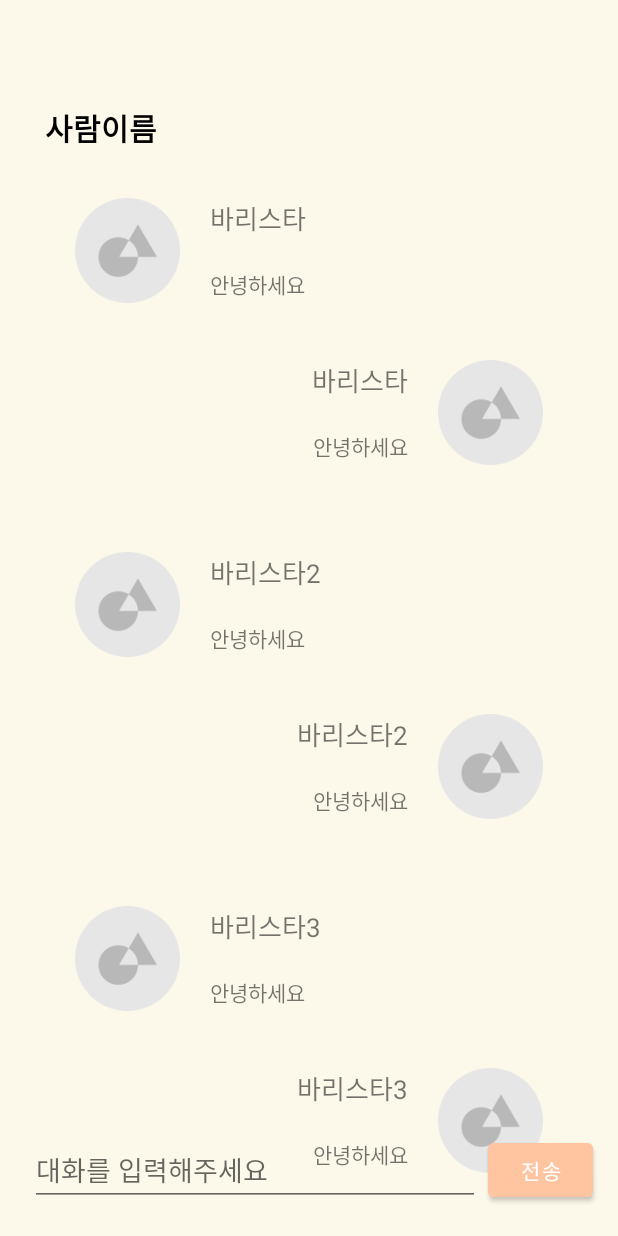
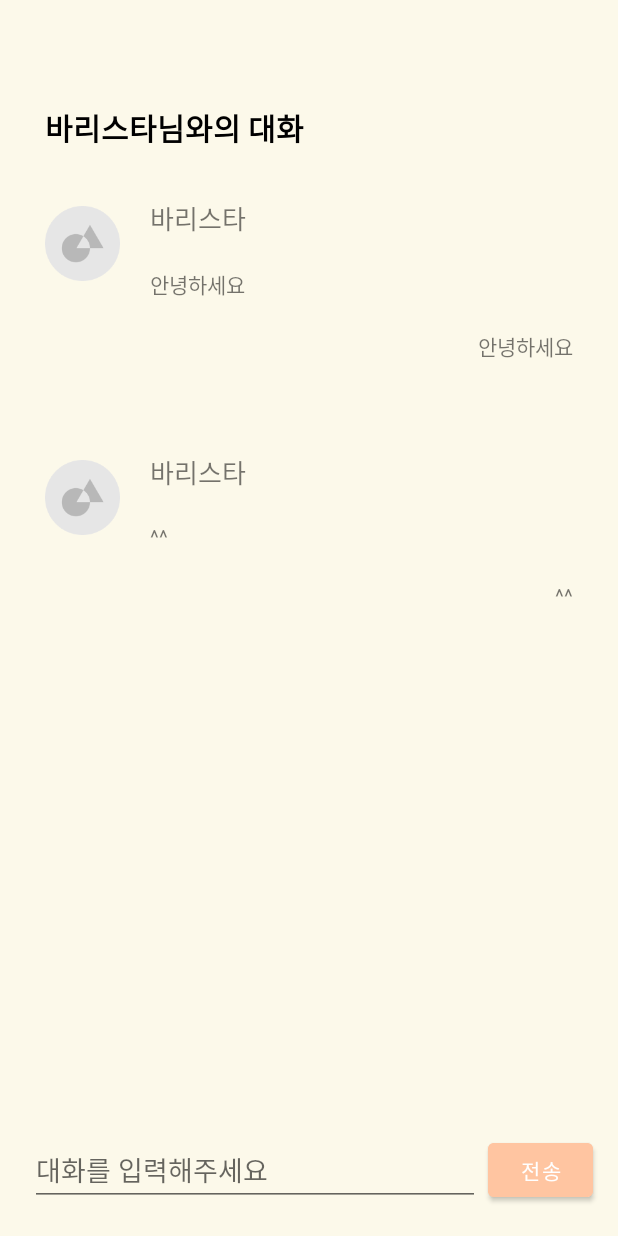
Before and after one commit to Sookmyung-Software-Hackathon/TEAM11-BARIBARI, an Android app: the ChattingRoom screen opened directly, with no data from a screen before it, on a phone screen of 412 x 824 dp. Run offline under Robolectric (Android 15) with nearby library versions, the phone set to English and light mode, and no system bars.

Commit message:
채팅룸 완

```diff
--- /dev/null
+++ b/Common/app/src/main/java/com/haeji/common/ChattingData2.kt
@@ -0,0 +1,8 @@
+package com.haeji.common
+
+data class ChattingData2(
+    // 이름, 프로필, 보낸 대화
+    val name  : String,
+    val chat : String,
+    val img : Int
+)
--- a/Common/app/src/main/java/com/haeji/common/ChattingRoom.kt
+++ b/Common/app/src/main/java/com/haeji/common/ChattingRoom.kt
@@ -3,6 +3,7 @@ package com.haeji.common
 import androidx.appcompat.app.AppCompatActivity
 import android.os.Bundle
 import android.util.Log
+import android.widget.TextView
 import androidx.recyclerview.widget.RecyclerView
 
 class ChattingRoom : AppCompatActivity() {
@@ -12,6 +13,9 @@ class ChattingRoom : AppCompatActivity() {
     override fun onCreate(savedInstanceState: Bundle?) {
         super.onCreate(savedInstanceState)
         setContentView(R.layout.activity_chatting_room)
+
+        val name : TextView = findViewById(R.id.chattingroom_title)
+        name.text = "바리스타님와의 대화"
 
         initRecycler()
     }
@@ -23,8 +27,7 @@ class ChattingRoom : AppCompatActivity() {
 
         datas.apply {
             add(ChattingData(img = R.drawable.album, name = "바리스타", chat = "안녕하세요"))
-            add(ChattingData(img = R.drawable.album, name = "바리스타2", chat = "안녕하세요"))
-            add(ChattingData(img = R.drawable.album, name = "바리스타3", chat = "안녕하세요"))
+            add(ChattingData(img = R.drawable.album, name = "바리스타", chat = "^^"))
 
 
             chattingRoomRvAdapter.datas = datas
--- a/Common/app/src/main/java/com/haeji/common/ChattingRoomRvAdapter.kt
+++ b/Common/app/src/main/java/com/haeji/common/ChattingRoomRvAdapter.kt
@@ -27,18 +27,14 @@ class ChattingRoomRvAdapter(private val context : Context) : RecyclerView.Adapte
         private val user1_chat : TextView = itemView.findViewById(R.id.user1_chat)
         private val user1_img : ImageView = itemView.findViewById(R.id.user1_img)
 
-        private val user2_name : TextView = itemView.findViewById(R.id.user2_name)
         private val user2_chat : TextView = itemView.findViewById(R.id.user2_chat)
-        private val user2_img : ImageView = itemView.findViewById(R.id.user2_img)
+
 
         fun bindDatas(item: ChattingData) {
             user1_name.text = item.name
             user1_chat.text = item.chat
             Glide.with(itemView).load(item.img).into(user1_img)
-
-            user2_name.text = item.name
             user2_chat.text = item.chat
-            Glide.with(itemView).load(item.img).into(user2_img)
 
         }
     }
--- a/Common/app/src/main/res/layout/activity_chatting_room.xml
+++ b/Common/app/src/main/res/layout/activity_chatting_room.xml
@@ -9,7 +9,7 @@
     tools:context=".ChattingRoom">
 
     <TextView
-        android:id="@+id/chatting_title"
+        android:id="@+id/chattingroom_title"
         android:layout_width="wrap_content"
         android:layout_height="wrap_content"
         android:layout_marginLeft="30dp"
@@ -25,15 +25,16 @@
     <androidx.recyclerview.widget.RecyclerView
         android:id="@+id/chattingRoomRV"
         android:layout_width="match_parent"
-        android:layout_height="wrap_content"
+        android:layout_height="530dp"
         android:layout_marginLeft="30dp"
         android:layout_marginTop="12dp"
         android:layout_marginRight="30dp"
+
         app:layoutManager="androidx.recyclerview.widget.LinearLayoutManager"
         app:layout_constraintHorizontal_bias="1.0"
         app:layout_constraintLeft_toLeftOf="parent"
         app:layout_constraintRight_toRightOf="parent"
-        app:layout_constraintTop_toBottomOf="@id/chatting_title" />
+        app:layout_constraintTop_toBottomOf="@id/chattingroom_title" />
 
     <com.google.android.material.textfield.TextInputEditText
         android:id="@+id/textinput"
--- a/Common/app/src/main/res/layout/chattingroom_item.xml
+++ b/Common/app/src/main/res/layout/chattingroom_item.xml
@@ -15,12 +15,12 @@
         app:layout_constraintRight_toRightOf="parent">
         <ImageView
             android:id="@+id/user1_img"
-            android:layout_width="70dp"
-            android:layout_height="70dp"
+            android:layout_width="50dp"
+            android:layout_height="50dp"
             app:srcCompat="@drawable/album"
             app:layout_constraintTop_toTopOf="parent"
-            android:layout_marginTop="20dp"
-            android:layout_marginLeft="20dp"
+            android:layout_marginTop="25dp"
+
             app:layout_constraintLeft_toLeftOf="parent"
             app:layout_constraintRight_toLeftOf="@id/user1_name"/>
 
@@ -55,36 +55,34 @@
         android:layout_height="wrap_content"
         app:layout_constraintTop_toBottomOf="@id/user1">
 
-        <ImageView
-            android:id="@+id/user2_img"
-            android:layout_width="70dp"
-            android:layout_height="70dp"
-            android:layout_marginTop="20dp"
-            android:layout_marginRight="20dp"
-            app:layout_constraintRight_toRightOf="parent"
-            app:layout_constraintTop_toTopOf="parent"
-            app:srcCompat="@drawable/album" />
+<!--        <ImageView-->
+<!--            android:id="@+id/user2_img"-->
+<!--            android:layout_width="50dp"-->
+<!--            android:layout_height="50dp"-->
+<!--            android:layout_marginTop="25dp"-->
 
-        <TextView
-            android:id="@+id/user2_name"
-            android:layout_width="wrap_content"
-            android:layout_height="wrap_content"
-            android:layout_marginRight="20dp"
-            android:layout_marginTop="20dp"
-            android:text="사람 이름"
-            android:textSize="17dp"
-            app:layout_constraintRight_toLeftOf="@id/user2_img"
-            app:layout_constraintTop_toTopOf="parent" />
+<!--            app:layout_constraintRight_toRightOf="parent"-->
+<!--            app:layout_constraintTop_toTopOf="parent"-->
+<!--            app:srcCompat="@drawable/album" />-->
+
+<!--        <TextView-->
+<!--            android:id="@+id/user2_name"-->
+<!--            android:layout_width="wrap_content"-->
+<!--            android:layout_height="wrap_content"-->
+<!--            android:layout_marginRight="20dp"-->
+<!--            android:layout_marginTop="20dp"-->
+<!--            android:text="사람 이름"-->
+<!--            android:textSize="17dp"-->
+<!--            app:layout_constraintRight_toLeftOf="@id/user2_img"-->
+<!--            app:layout_constraintTop_toTopOf="parent" />-->
 
         <TextView
             android:id="@+id/user2_chat"
             android:layout_width="wrap_content"
             android:layout_height="wrap_content"
-            android:layout_marginRight="20dp"
             android:layout_marginTop="20dp"
             android:text="가수 이름"
-            app:layout_constraintRight_toLeftOf="@id/user2_img"
-            app:layout_constraintTop_toBottomOf="@id/user2_name"
+            app:layout_constraintRight_toRightOf="parent"
             app:layout_constraintBottom_toBottomOf="parent"
             android:layout_marginBottom="20dp"/>
 
```
